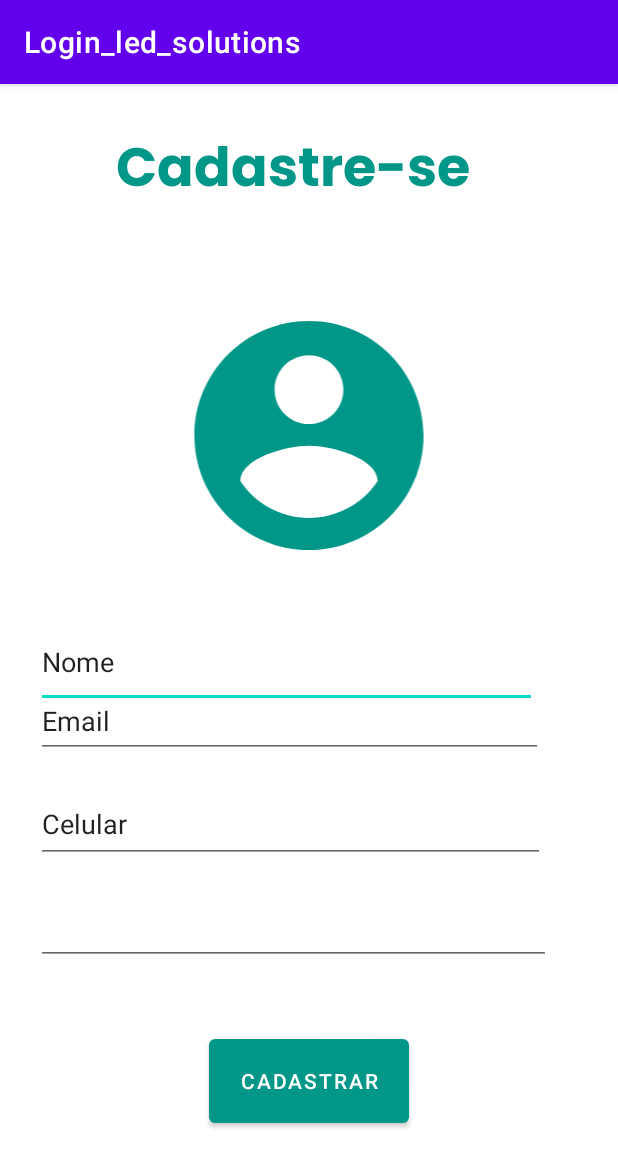
After one commit to everlynyamamoto/Login_led_solutions, an Android app: the Register screen opened directly, with no data from a screen before it, on a phone screen of 412 x 824 dp. The commit adds this screen. Shown: the top 1167 px of the screen. Run offline under Robolectric (Android 15) with nearby library versions, the phone set to English and light mode, and no system bars.

Commit message:
Alterações tela de login e add tela de cadastro

```diff
--- a/app/src/main/AndroidManifest.xml
+++ b/app/src/main/AndroidManifest.xml
@@ -9,6 +9,7 @@
         android:roundIcon="@mipmap/ic_launcher_round"
         android:supportsRtl="true"
         android:theme="@style/Theme.Login_led_solutions">
+        <activity android:name=".Register"></activity>
         <activity
             android:name=".ui.login.LoginActivity"
             android:label="@string/app_name">
@@ -18,6 +19,7 @@
                 <category android:name="android.intent.category.LAUNCHER" />
             </intent-filter>
         </activity>
+
         <meta-data
             android:name="preloaded_fonts"
             android:resource="@array/preloaded_fonts" />
--- /dev/null
+++ b/app/src/main/java/br/unip/login_led_solutions/Register.java
@@ -0,0 +1,14 @@
+package br.unip.login_led_solutions;
+
+import androidx.appcompat.app.AppCompatActivity;
+
+import android.os.Bundle;
+
+public class Register extends AppCompatActivity {
+
+    @Override
+    protected void onCreate(Bundle savedInstanceState) {
+        super.onCreate(savedInstanceState);
+        setContentView(R.layout.activity_register);
+    }
+}
--- /dev/null
+++ b/app/src/main/res/drawable/ic_baseline_monetization_on_24.xml
@@ -0,0 +1,5 @@
+<vector android:height="24dp" android:tint="#DAA520"
+    android:viewportHeight="24" android:viewportWidth="24"
+    android:width="24dp" xmlns:android="http://schemas.android.com/apk/res/android">
+    <path android:fillColor="@android:color/white" android:pathData="M12,2C6.48,2 2,6.48 2,12s4.48,10 10,10 10,-4.48 10,-10S17.52,2 12,2zM13.41,18.09L13.41,20h-2.67v-1.93c-1.71,-0.36 -3.16,-1.46 -3.27,-3.4h1.96c0.1,1.05 0.82,1.87 2.65,1.87 1.96,0 2.4,-0.98 2.4,-1.59 0,-0.83 -0.44,-1.61 -2.67,-2.14 -2.48,-0.6 -4.18,-1.62 -4.18,-3.67 0,-1.72 1.39,-2.84 3.11,-3.21L10.74,4h2.67v1.95c1.86,0.45 2.79,1.86 2.85,3.39L14.3,9.34c-0.05,-1.11 -0.64,-1.87 -2.22,-1.87 -1.5,0 -2.4,0.68 -2.4,1.64 0,0.84 0.65,1.39 2.67,1.91s4.18,1.39 4.18,3.91c-0.01,1.83 -1.38,2.83 -3.12,3.16z"/>
+</vector>
--- a/app/src/main/res/layout/activity_login.xml
+++ b/app/src/main/res/layout/activity_login.xml
@@ -23,8 +23,10 @@
         android:layout_marginBottom="16dp"
         app:layout_constraintBottom_toBottomOf="parent"
         app:layout_constraintEnd_toEndOf="parent"
+        app:layout_constraintHorizontal_bias="0.0"
         app:layout_constraintStart_toStartOf="parent"
-        app:layout_constraintTop_toTopOf="parent">
+        app:layout_constraintTop_toTopOf="parent"
+        app:layout_constraintVertical_bias="1.0">
 
         <TextView
             android:id="@+id/textView2"
@@ -46,12 +48,13 @@
             app:layout_constraintVertical_bias="0.163" />
 
         <ImageView
-            android:id="@+id/imageView"
-            android:layout_width="181dp"
-            android:layout_height="158dp"
-            app:srcCompat="@drawable/ic_baseline_account_circle_24"
-            tools:layout_editor_absoluteX="83dp"
-            tools:layout_editor_absoluteY="162dp" />
+            android:id="@+id/image_login"
+            android:layout_width="196dp"
+            android:layout_height="181dp"
+            android:layout_weight="1"
+            app:srcCompat="@drawable/ic_baseline_monetization_on_24"
+            tools:layout_editor_absoluteX="75dp"
+            tools:layout_editor_absoluteY="145dp" />
 
         <EditText
             android:id="@+id/username"
@@ -97,6 +100,22 @@
             app:backgroundTint="@color/teal_700"
             app:layout_constraintBottom_toTopOf="@+id/username"
             app:layout_constraintEnd_toEndOf="parent"
+            app:layout_constraintHorizontal_bias="0.192"
+            app:layout_constraintStart_toStartOf="parent"
+            app:layout_constraintTop_toTopOf="parent"
+            app:layout_constraintVertical_bias="0.564" />
+
+        <Button
+            android:id="@+id/Register"
+            android:layout_width="133dp"
+            android:layout_height="68dp"
+            android:layout_marginTop="850dp"
+            android:layout_marginBottom="10dp"
+            android:text="@string/register"
+            app:backgroundTint="#6B7373"
+            app:layout_constraintBottom_toTopOf="@+id/username"
+            app:layout_constraintEnd_toEndOf="parent"
+            app:layout_constraintHorizontal_bias="0.803"
             app:layout_constraintStart_toStartOf="parent"
             app:layout_constraintTop_toTopOf="parent"
             app:layout_constraintVertical_bias="0.564" />
--- /dev/null
+++ b/app/src/main/res/layout/activity_register.xml
@@ -0,0 +1,117 @@
+<?xml version="1.0" encoding="utf-8"?>
+<androidx.constraintlayout.widget.ConstraintLayout xmlns:android="http://schemas.android.com/apk/res/android"
+    xmlns:app="http://schemas.android.com/apk/res-auto"
+    xmlns:tools="http://schemas.android.com/tools"
+    android:layout_width="match_parent"
+    android:layout_height="match_parent"
+    tools:context=".Register">
+
+    <ImageView
+        android:id="@+id/image_register"
+        android:layout_width="209dp"
+        android:layout_height="183dp"
+        android:layout_marginBottom="24dp"
+        app:layout_constraintBottom_toTopOf="@+id/username"
+        app:layout_constraintEnd_toEndOf="parent"
+        app:layout_constraintStart_toStartOf="parent"
+        app:layout_constraintTop_toBottomOf="@+id/textInputLayout"
+        app:srcCompat="@drawable/ic_baseline_account_circle_24" />
+
+    <TextView
+        android:id="@+id/register"
+        android:layout_width="256dp"
+        android:layout_height="80dp"
+        android:layout_marginTop="28dp"
+        android:layout_marginBottom="16dp"
+        android:fontFamily="@font/poppins_bold"
+        android:text="@string/sign_in"
+        android:textColor="#009688"
+        android:textColorHighlight="#009688"
+        android:textColorHint="#009688"
+        android:textSize="36sp"
+        app:layout_constraintBottom_toTopOf="@+id/username"
+        app:layout_constraintEnd_toEndOf="parent"
+        app:layout_constraintHorizontal_bias="0.496"
+        app:layout_constraintStart_toStartOf="parent"
+        app:layout_constraintTop_toTopOf="parent"
+        app:layout_constraintVertical_bias="0.0" />
+
+    <com.google.android.material.textfield.TextInputLayout
+        android:id="@+id/textInputLayout"
+        android:layout_width="0dp"
+        android:layout_height="wrap_content"
+        android:layout_marginBottom="133dp"
+        app:layout_constraintBottom_toTopOf="@+id/image_register"
+        app:layout_constraintEnd_toEndOf="parent"
+        app:layout_constraintStart_toStartOf="parent"
+        app:layout_constraintTop_toTopOf="parent">
+
+    </com.google.android.material.textfield.TextInputLayout>
+
+    <com.google.android.material.textfield.TextInputEditText
+        android:id="@+id/username"
+        android:layout_width="334dp"
+        android:layout_height="61dp"
+        android:layout_marginBottom="347dp"
+        android:hint="hint"
+        android:text="@string/name"
+        app:layout_constraintBottom_toBottomOf="parent"
+        app:layout_constraintEnd_toEndOf="@+id/editTextTextEmailAddress2"
+        app:layout_constraintHorizontal_bias="0.0"
+        app:layout_constraintStart_toStartOf="@+id/editTextTextEmailAddress2"
+        app:layout_constraintTop_toBottomOf="@+id/image_register" />
+
+    <EditText
+        android:id="@+id/editTextTextEmailAddress2"
+        android:layout_width="338dp"
+        android:layout_height="49dp"
+        android:layout_marginStart="24dp"
+        android:layout_marginLeft="24dp"
+        android:layout_marginTop="400dp"
+        android:ems="10"
+        android:inputType="textEmailAddress"
+        android:text="@string/email_login"
+        app:layout_constraintStart_toStartOf="parent"
+        app:layout_constraintTop_toTopOf="parent" />
+
+    <EditText
+        android:id="@+id/editTextPhone"
+        android:layout_width="339dp"
+        android:layout_height="51dp"
+        android:layout_marginStart="24dp"
+        android:layout_marginLeft="24dp"
+        android:layout_marginTop="468dp"
+        android:ems="10"
+        android:inputType="phone"
+        android:text="@string/cellphone"
+        app:layout_constraintStart_toStartOf="parent"
+        app:layout_constraintTop_toTopOf="parent" />
+
+    <EditText
+        android:id="@+id/editTextNumber"
+        android:layout_width="343dp"
+        android:layout_height="52dp"
+        android:layout_marginStart="24dp"
+        android:layout_marginLeft="24dp"
+        android:layout_marginTop="16dp"
+        android:ems="10"
+        android:inputType="number"
+        app:layout_constraintStart_toStartOf="parent"
+        app:layout_constraintTop_toBottomOf="@+id/editTextPhone"
+        tools:text="@string/cpf" />
+
+    <Button
+        android:id="@+id/register2"
+        android:layout_width="133dp"
+        android:layout_height="68dp"
+        android:layout_marginTop="850dp"
+        android:layout_marginBottom="10dp"
+        android:text="@string/register"
+        app:backgroundTint="#009688"
+        app:layout_constraintBottom_toTopOf="@+id/username"
+        app:layout_constraintEnd_toEndOf="parent"
+        app:layout_constraintStart_toStartOf="parent"
+        app:layout_constraintTop_toTopOf="parent"
+        app:layout_constraintVertical_bias="0.382" />
+
+</androidx.constraintlayout.widget.ConstraintLayout>
--- a/app/src/main/res/values/strings.xml
+++ b/app/src/main/res/values/strings.xml
@@ -11,4 +11,12 @@
     <string name="login_failed">"Login failed"</string>
     <string name="password">Password</string>
     <string name="led_solutions_name">LED Solutions</string>
+    <string name="Name">Username</string>
+    <string name="email_login">Email</string>
+    <string name="email_register">Email</string>
+    <string name="name">Nome</string>
+    <string name="cellphone">Celular</string>
+    <string name="cpf">CPF</string>
+    <string name="sign_in">Cadastre-se</string>
+    <string name="register">Cadastrar</string>
 </resources>
```
Also changed, not shown: app/src/main/res/drawable/profit.png (added).
